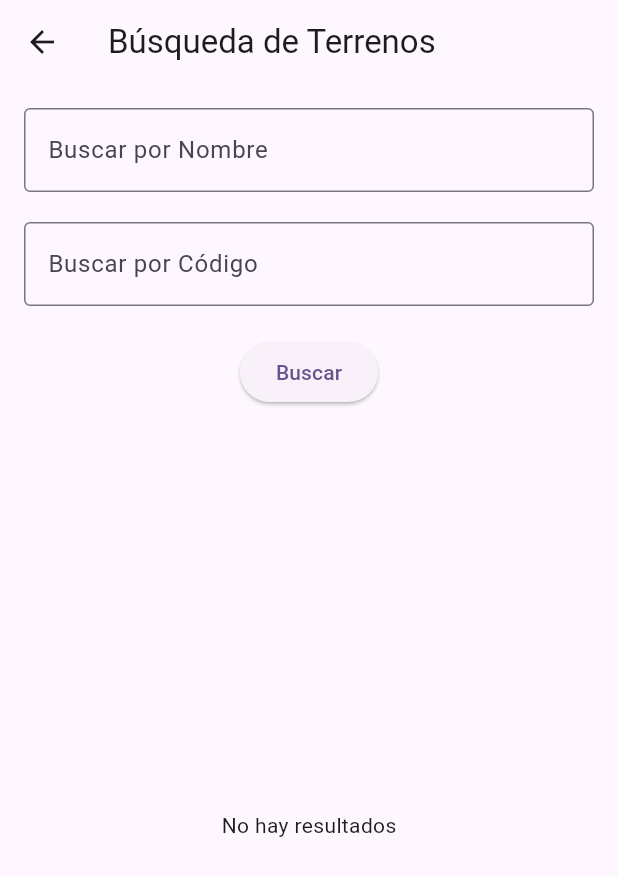
After one commit to Oconer49/simpleagri-v2, a Flutter app: the TerrenosPage screen opened by its route, on a phone screen of 412 x 824 dp. The commit adds this screen. Shown: the top 876 px of the screen. Run offline on Flutter 3.47's test engine with Material 3 defaults, Android fonts, the phone set to English and light mode, and no system bars; our stand-ins replace shared_preferences; accounts and stored records are empty.

Commit message:
Refactor code structure and add TerrenosPage to routes

```diff
--- a/lib/lib/controlador/login.dart
+++ b/lib/lib/controlador/login.dart
@@ -5,7 +5,6 @@ import 'package:flutter_simpleagri_prueba/lib/controlador/shared_preferences.dar
 import 'package:flutter_simpleagri_prueba/lib/widgets/Dialogo.dart';
 import 'package:flutter_simpleagri_prueba/lib/widgets/button_pill.dart';
 import 'package:intl/intl.dart';
-import 'package:flutter/material.dart';
 
 class ControladorLogin {
 
@@ -25,6 +24,7 @@ class ControladorLogin {
               String sess = value;
               sess = sess!.replaceAll('; path', '');
               Preferences.prefs_authentication = sess;
+              print("TOKEEEN: $sess");
             }
             if (key.indexOf('user') > -1) {
               String userDb = value.replaceAll('; path', '');
@@ -37,13 +37,9 @@ class ControladorLogin {
         }
       });
       return true;
-
     } catch (exception) {
       Dialogo().showAlert( context, exception.toString().substring(11));
       return false;
     }
-
   }
-
-
 }
--- /dev/null
+++ b/lib/lib/view/terrenos_page.dart
@@ -0,0 +1,147 @@
+import 'dart:developer';
+import 'package:flutter/material.dart';
+import 'package:flutter_simpleagri_prueba/lib/controlador/terrenos.dart';
+
+class TerrenosPage extends StatefulWidget {
+  @override
+  _TerrenosPageState createState() => _TerrenosPageState();
+}
+
+class _TerrenosPageState extends State<TerrenosPage> {
+  final ControladorTerrenos controlador = ControladorTerrenos(); // Instancia del controlador
+  final TextEditingController _searchNameController = TextEditingController(); // Controlador para nombre.
+  final TextEditingController _searchCodeController = TextEditingController(); // Controlador del código.
+  List<dynamic> _results = [];
+
+  // Método para convertir el estado de un terreno de código numérico a una cadena legible.
+  String statusToString(String status) {
+    switch (status) {
+      case '0':
+        return 'Activo';
+      case '1':
+        return 'Inactivo';
+      case '2':
+        return 'Cerrado';
+      default:
+        return 'Desconocido';
+    }
+  }
+
+  // Método para realizar la búsqueda de terrenos según los parámetros ingresados.
+  Future<void> _search() async {
+    String nombre = _searchNameController.text;
+    String codigo = _searchCodeController.text;
+
+    // Si alguno de los campos no está vacío, realiza la consulta.
+    if (nombre.isNotEmpty || codigo.isNotEmpty) {
+      List<dynamic> data = await controlador.consultar(
+          context: context, nombre: nombre, codigo: codigo);
+
+      setState(() {
+        _results = data;
+      });
+    }
+  }
+
+  @override
+  Widget build(BuildContext context) {
+    return Scaffold(
+      appBar: AppBar(
+        title: Text('Búsqueda de Terrenos'),
+      ),
+      body: Padding(
+        padding: const EdgeInsets.all(16.0),
+        child: Column(
+          children: [
+            TextField(
+              controller: _searchNameController,
+              decoration: InputDecoration(
+                labelText: 'Buscar por Nombre',
+                border: OutlineInputBorder(),
+              ),
+            ),
+            SizedBox(height: 20), // Espacio entre el campo de nombre y el siguiente.
+            TextField(
+              controller: _searchCodeController, // Asigna el controlador del campo de búsqueda por código.
+              decoration: InputDecoration(
+                labelText: 'Buscar por Código',
+                border: OutlineInputBorder(),
+              ),
+            ),
+            SizedBox(height: 20), // Espacio entre el campo de código y el botón de búsqueda.
+            ElevatedButton(
+              onPressed: _search,
+              child: Text('Buscar'),
+            ),
+            SizedBox(height: 20), // Espacio entre el botón de búsqueda y los resultados.
+            Expanded(
+              // Si no hay resultados, muestra un mensaje, de lo contrario, despliega los resultados en una tabla.
+              child: _results.isEmpty
+                  ? Center(child: Text('No hay resultados'))
+                  : SingleChildScrollView(
+                      scrollDirection: Axis.vertical,
+                      child: Table(
+                        border: TableBorder.all(),
+                        columnWidths: const <int, TableColumnWidth>{
+                          0: FlexColumnWidth(44),
+                          1: FixedColumnWidth(67),
+                          2: FixedColumnWidth(76),
+                          3: FixedColumnWidth(70),
+                        },
+                        defaultVerticalAlignment: TableCellVerticalAlignment.middle,
+                        children: [
+
+                          TableRow(
+                            decoration: BoxDecoration(color: Colors.grey[300]),
+                            children: [
+                              Padding(
+                                padding: const EdgeInsets.all(8.0),
+                                child: Text('Terreno', style: TextStyle(fontWeight: FontWeight.bold)), // Encabezado de la columna 'Terreno'.
+                              ),
+                              Padding(
+                                padding: const EdgeInsets.all(8.0),
+                                child: Text('Código', style: TextStyle(fontWeight: FontWeight.bold)), // Encabezado de la columna 'Código'.
+                              ),
+                              Padding(
+                                padding: const EdgeInsets.all(8.0),
+                                child: Text('Fecha', style: TextStyle(fontWeight: FontWeight.bold)), // Encabezado de la columna 'Fecha'.
+                              ),
+                              Padding(
+                                padding: const EdgeInsets.all(8.0),
+                                child: Text('Estado', style: TextStyle(fontWeight: FontWeight.bold)), // Encabezado de la columna 'Estado'.
+                              ),
+                            ],
+                          ),
+                          // Genera una fila por cada resultado de la búsqueda.
+                          ..._results.map((item) {
+                            return TableRow(
+                              children: [
+                                Padding(
+                                  padding: const EdgeInsets.all(8.0),
+                                  child: Text(item['terrain'] ?? 'N/A'), // Muestra el nombre del terreno.
+                                ),
+                                Padding(
+                                  padding: const EdgeInsets.all(8.0),
+                                  child: Text(item['crop'] ?? 'N/A'), // Muestra el código del terreno.
+                                ),
+                                Padding(
+                                  padding: const EdgeInsets.all(8.0),
+                                  child: Text(item['creation_stamp'] ?? 'N/A'), // Muestra la fecha de creación del terreno.
+                                ),
+                                Padding(
+                                  padding: const EdgeInsets.all(8.0),
+                                  child: Text(statusToString(item['status'])), // Convierte y muestra el estado del terreno.
+                                ),
+                              ],
+                            );
+                          }).toList(),
+                        ],
+                      ),
+                    ),
+            ),
+          ],
+        ),
+      ),
+    );
+  }
+}
--- a/lib/main.dart
+++ b/lib/main.dart
@@ -1,6 +1,7 @@
 import 'package:flutter/material.dart';
 import 'package:flutter_simpleagri_prueba/lib/view/login.dart';
 import 'package:flutter_simpleagri_prueba/lib/view/menu.dart';
+import 'package:flutter_simpleagri_prueba/lib/view/terrenos_page.dart';
 
 void main() {
   runApp(const MyApp());
@@ -9,7 +10,6 @@ void main() {
 class MyApp extends StatelessWidget {
   const MyApp({super.key});
 
-  // This widget is the root of your application.
   @override
   Widget build(BuildContext context) {
     return MaterialApp(
@@ -18,10 +18,11 @@ class MyApp extends StatelessWidget {
         colorScheme: ColorScheme.fromSeed(seedColor: Colors.deepPurple),
         useMaterial3: true,
       ),
-      home:  Login(),
+      home: Login(),
       routes: {
-        '/login': (context) =>  Login(),
-        '/menu': (context) =>  Menu(),
+        '/login': (context) => Login(),
+        '/menu': (context) => Menu(),
+        '/terrenos': (context) => TerrenosPage(),
       },
     );
   }
```
Also changed, not shown: lib/lib/conexion/servicio.dart (+4 -7 lines), lib/lib/controlador/terrenos.dart (+14 -18 lines), lib/lib/view/menu.dart (+19 -29 lines).
